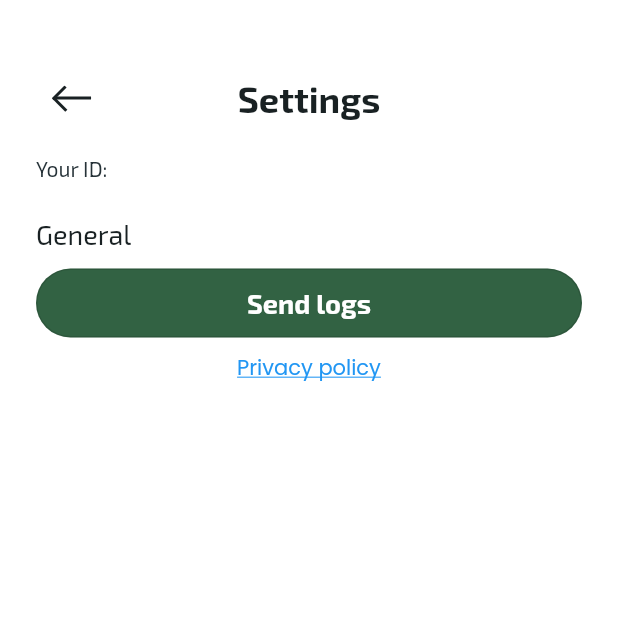
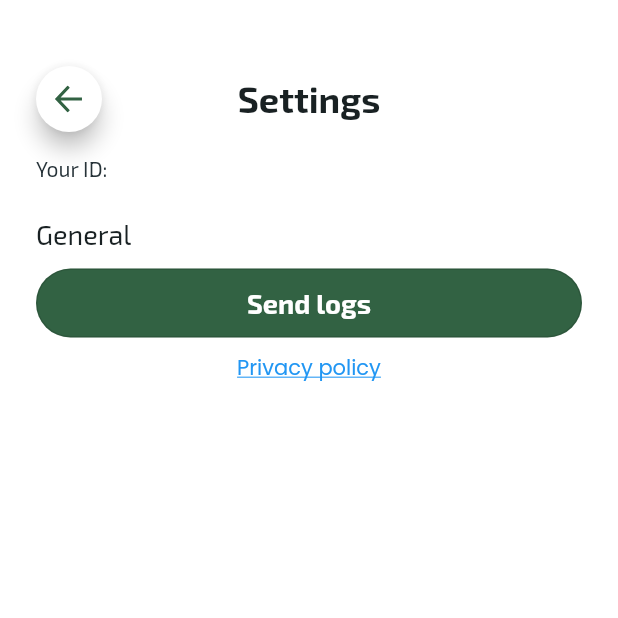
Before and after one commit to plante-app-team/plante, a Flutter app: the SettingsPage screen opened directly, on a phone screen of 412 x 824 dp, the top half of it. Run offline on Flutter 3.47's test engine with Material 2 defaults, Android fonts, the phone set to English and light mode, and no system bars; our stand-ins replace built_collection, built_value, device_info, firebase_core, firebase_crashlytics, flutter_svg and 10 more; missing offline and left inert: assorted_layout_widgets, fimber, fimber_io, flutter_archive, openfoodfacts, qr_code_scanner; accounts and stored records are empty; generated files the repository leaves out were written again.

Commit message:
Add nice Back button
https://trello.com/c/dkC9puG2/

```diff
--- /dev/null
+++ b/lib/ui/base/components/back_button_plante.dart
@@ -0,0 +1,33 @@
+import 'package:flutter/material.dart';
+import 'package:flutter_svg/svg.dart';
+
+class BackButtonPlante extends StatelessWidget {
+  final VoidCallback? onPressed;
+
+  static final VoidCallback _popOnClickFakeCallback = (){};
+
+  const BackButtonPlante({Key? key, this.onPressed}) : super(key: key);
+
+  BackButtonPlante.popOnClick({Key? key}): onPressed = _popOnClickFakeCallback, super(key: key);
+
+  @override
+  Widget build(BuildContext context) {
+    final onPressedReally;
+    if (onPressed == _popOnClickFakeCallback) {
+      onPressedReally = () {
+        Navigator.of(context).pop();
+      };
+    } else {
+      onPressedReally = onPressed;
+    }
+    return SizedBox(
+        width: 44,
+        height: 44,
+        child: FloatingActionButton(
+          backgroundColor: Colors.white,
+          child: SvgPicture.asset("assets/back_arrow.svg"),
+          onPressed: onPressedReally,
+        )
+    );
+  }
+}
--- a/lib/ui/base/components/header_plante.dart
+++ b/lib/ui/base/components/header_plante.dart
@@ -3,16 +3,19 @@ import 'package:plante/l10n/strings.dart';
 import 'package:plante/ui/base/text_styles.dart';
 
 class HeaderPlante extends StatelessWidget {
+  static const DEFAULT_ACTIONS_SIDE_PADDINGS = 24.0;
   final Widget? title;
   final Widget? leftAction;
   final Widget? rightAction;
   final double spacingBottom;
+  final double leftActionPadding;
+  final double rightActionPadding;
   const HeaderPlante(
       {Key? key,
       this.title,
       this.leftAction,
       this.rightAction,
-      this.spacingBottom = 0})
+      this.spacingBottom = 0, this.leftActionPadding = DEFAULT_ACTIONS_SIDE_PADDINGS, this.rightActionPadding = DEFAULT_ACTIONS_SIDE_PADDINGS})
       : super(key: key);
 
   @override
@@ -32,13 +35,13 @@ class HeaderPlante extends StatelessWidget {
               Align(
                   alignment: Alignment.centerLeft,
                   child: Row(children: [
-                    SizedBox(width: 24),
+                    SizedBox(width: leftActionPadding),
                     if (leftAction != null) leftAction!
                   ])),
               Align(
                   alignment: Alignment.centerRight,
                   child: Row(textDirection: TextDirection.rtl, children: [
-                    SizedBox(width: 24),
+                    SizedBox(width: rightActionPadding),
                     if (rightAction != null) rightAction!
                   ])),
             ])),
--- a/lib/ui/base/stepper/_default_subwidgets.dart
+++ b/lib/ui/base/stepper/_default_subwidgets.dart
@@ -2,6 +2,7 @@ import 'package:flutter/material.dart';
 import 'package:flutter_svg/svg.dart';
 import 'package:google_fonts/google_fonts.dart';
 import 'package:plante/ui/base/colors_plante.dart';
+import 'package:plante/ui/base/components/back_button_plante.dart';
 
 import 'functions.dart';
 
@@ -46,8 +47,5 @@ Widget defaultIndicatorMaker(int page, PageIndicatorState pageState) {
 }
 
 Widget? defaultBackButtonMaker(Function() back) {
-  return InkWell(
-      key: Key("default_stepper_back_button"),
-      child: SvgPicture.asset("assets/stepper_back.svg"),
-      onTap: back);
+  return BackButtonPlante(onPressed: back);
 }
--- a/lib/ui/settings_page.dart
+++ b/lib/ui/settings_page.dart
@@ -12,6 +12,7 @@ import 'package:plante/model/user_params.dart';
 import 'package:plante/model/user_params_controller.dart';
 import 'package:plante/l10n/strings.dart';
 import 'package:plante/outside/backend/backend.dart';
+import 'package:plante/ui/base/components/back_button_plante.dart';
 import 'package:plante/ui/base/components/button_filled_plante.dart';
 import 'package:plante/ui/base/components/header_plante.dart';
 import 'package:plante/ui/base/components/input_field_plante.dart';
@@ -86,11 +87,7 @@ class _SettingsPageState extends State<SettingsPage> {
           HeaderPlante(
               title: Text(context.strings.settings_page_title,
                   style: TextStyles.headline1),
-              leftAction: IconButton(
-                  icon: SvgPicture.asset("assets/stepper_back.svg"),
-                  onPressed: () {
-                    Navigator.of(context).pop();
-                  })),
+              leftAction: BackButtonPlante.popOnClick()),
           Container(
               padding: EdgeInsets.only(left: 24, right: 24),
               child: Column(children: [
--- a/pubspec.yaml
+++ b/pubspec.yaml
@@ -139,7 +139,7 @@ flutter:
 
   assets:
     - assets/google_icon.svg
-    - assets/stepper_back.svg
+    - assets/back_arrow.svg
     - assets/camera.svg
     - assets/camera_frame.svg
     - assets/camera_cancel.svg
```
Also changed, not shown: lib/ui/base/stepper/customizable_stepper.dart (+21 -1 lines), lib/ui/product/display_product_page.dart (+3 -5 lines), assets/back_arrow.svg (added), 1 other file.
